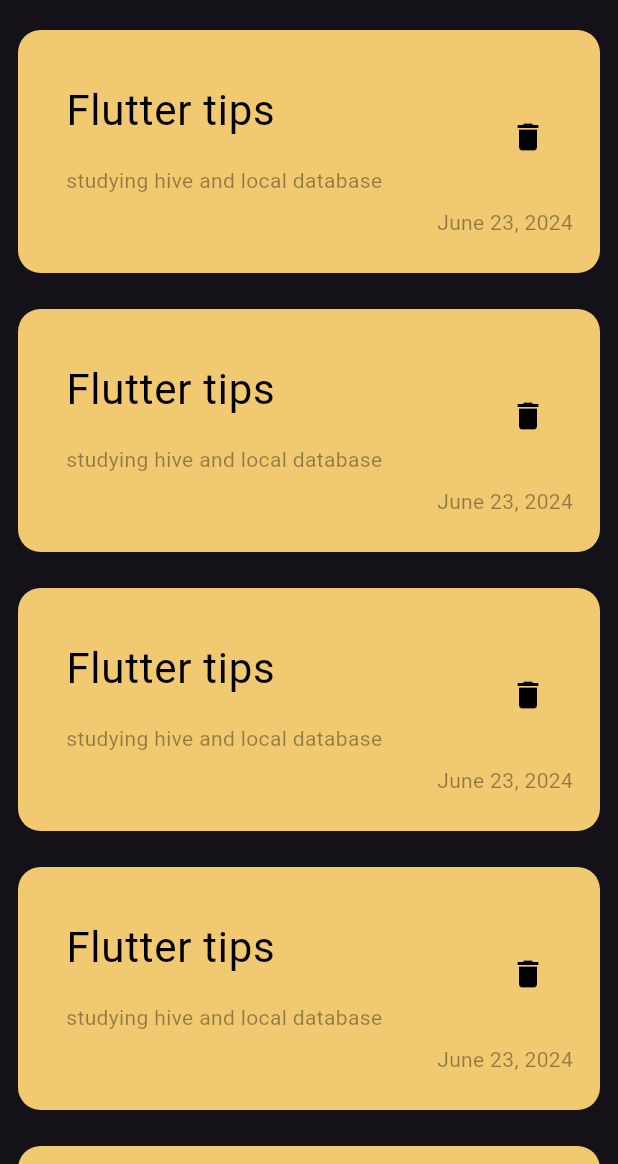
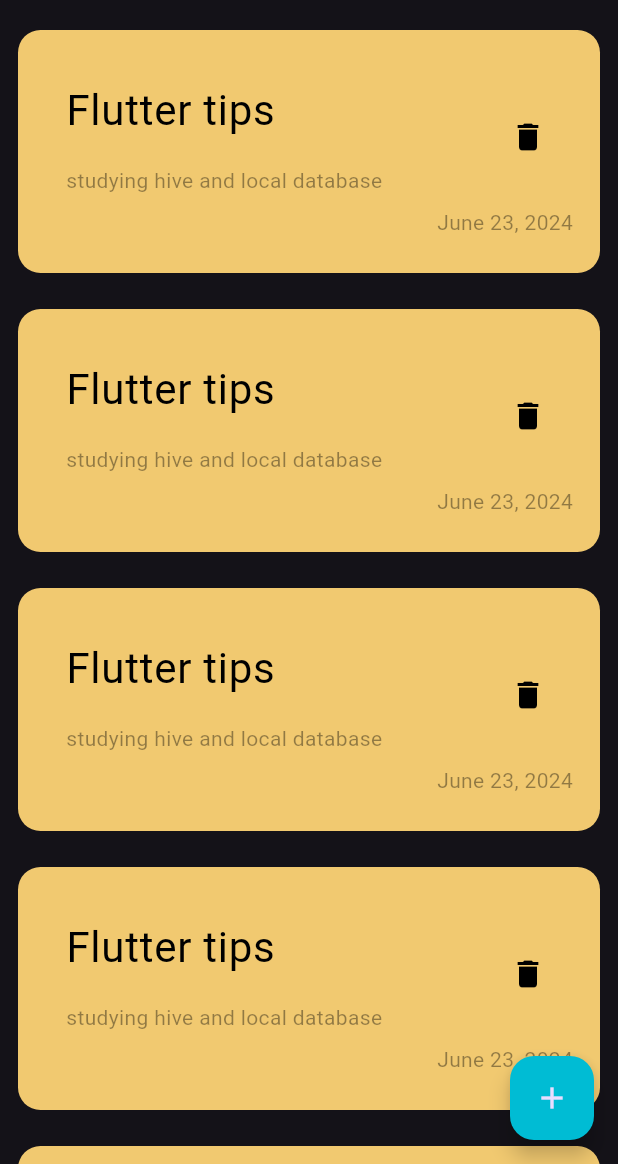
Before and after one commit to AyaHassan55/notes-app, a Flutter app: the screen it shows after launch, on a phone screen of 412 x 824 dp, the part 72-1236 px from its top. Run offline on Flutter 3.47's test engine with Material 3 defaults, Android fonts, the phone set to English and light mode, and no system bars.

Commit message:
add floating action button

```diff
--- a/lib/views/notes_view.dart
+++ b/lib/views/notes_view.dart
@@ -1,8 +1,5 @@
 import 'package:flutter/material.dart';
-import 'package:notes_app/widgets/note_item.dart';
-
 import '../widgets/notes_list_view.dart';
-
 class NotesView extends StatelessWidget {
   const NotesView({super.key});
 
@@ -28,7 +25,12 @@ class NotesView extends StatelessWidget {
           ),
         ],
       ),
-      body: NotesListView()
+      body: const NotesListView(),
+      floatingActionButton: FloatingActionButton(
+        backgroundColor: Colors.cyan,
+        onPressed: (){},
+        child: const Icon(Icons.add),
+      ),
 
     );
   }
```
